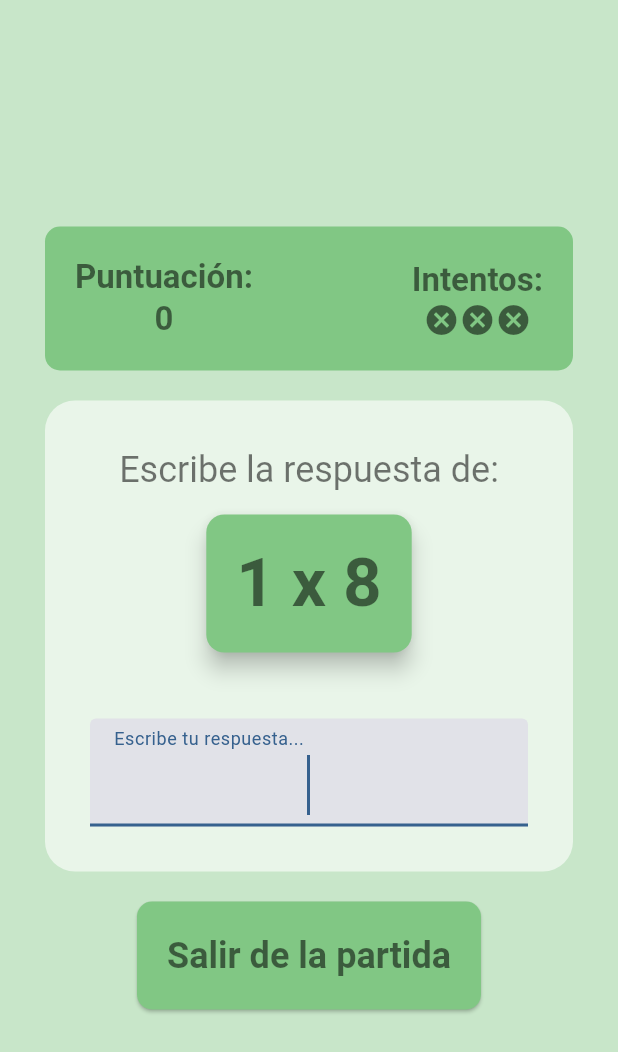
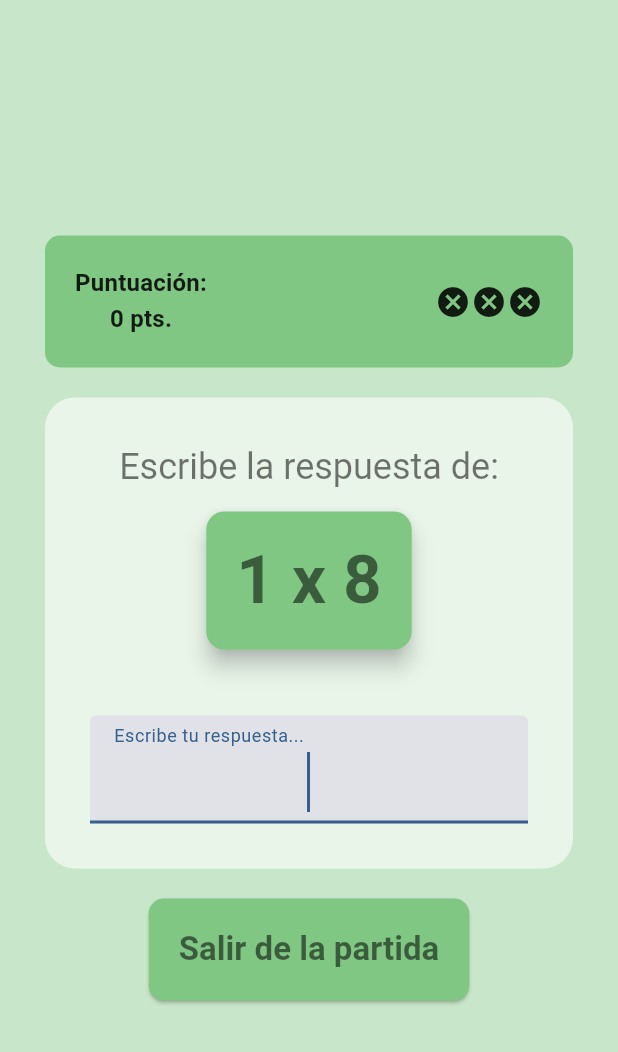
Before and after one commit to MayorTom4815/multipliquendo, a Flutter app: the screen it shows after launch, after a tap on "Facíl", on a phone screen of 412 x 824 dp. Shown: the top 1052 px of the screen. Run offline on Flutter 3.47's test engine with Material 3 defaults, Android fonts, the phone set to English and light mode, and no system bars; our stand-ins replace audioplayers.

Commit message:
1.0.0 :D

```diff
--- a/lib/globals.dart
+++ b/lib/globals.dart
@@ -4,7 +4,6 @@ import 'package:audioplayers/audioplayers.dart';
 import 'dart:math';
 
 enum DIFFICULT { easy, normal, hard }
-String nameProjects = "Multipliquendo";
 DIFFICULT currentDifficult = DIFFICULT.easy;
 int bestScore = 0;
 
@@ -20,6 +19,8 @@ void playSound(String effect) async{
 }
 
 void transitionPager(BuildContext context, page){
+  FocusManager.instance.primaryFocus?.unfocus();
+
   Navigator.push(context, PageRouteBuilder(
     pageBuilder: (context, animation, secondaryAnimation) => page,
 
--- a/lib/views/game.dart
+++ b/lib/views/game.dart
@@ -66,7 +66,7 @@ class _GamePageState extends State<GamePage> {
     }
 
     if (_tries == 0) {
-      bestScore = user > bestScore ? user : bestScore;
+      bestScore = user >= bestScore ? user : bestScore;
       _gameOver();
     }
   }
@@ -175,8 +175,6 @@ class ExitButton extends DifficultButton {
   @override
   void startGame(BuildContext context) {
     super.startGame(context);
-
-    playSound(sfxDict["button_pressed"]!);
     transitionPager(context, MainPage());
   }
 }
@@ -202,9 +200,9 @@ class ScoreContainer extends StatelessWidget {
 
   @override
   Widget build(BuildContext context) {
-    var theme = Theme.of(context).textTheme.titleLarge!.copyWith(
+    var theme = Theme.of(context).textTheme.titleMedium!.copyWith(
       fontWeight: FontWeight.bold,
-      color: Colors.black54,
+      color: Colors.black87,
     );
 
     return Container(
@@ -220,21 +218,16 @@ class ScoreContainer extends StatelessWidget {
           Column(
             children: [
               Text("Puntuación:", style: theme),
-              Text("$score", style: theme),
+              Text("$score pts.", style: theme),
             ],
           ),
 
-          Column(
+          Row(
+            mainAxisAlignment: MainAxisAlignment.center,
+
             children: [
-              Text("Intentos:", style: theme),
-              Row(
-                mainAxisAlignment: MainAxisAlignment.center,
-
-                children: [
-                  for (var i = 0; i < tries; i++)
-                    Icon(Icons.cancel, color: Colors.black54),
-                ],
-              ),
+              for (var i = 0; i < tries; i++)
+                Icon(Icons.cancel, color: Colors.black87),
             ],
           ),
         ],
--- a/lib/views/main_page.dart
+++ b/lib/views/main_page.dart
@@ -12,7 +12,6 @@ class MainPage extends StatelessWidget {
     return Scaffold(
       appBar: AppBar(
         backgroundColor: theme.colorScheme.primary,
-
         leading: Text(""),
 
         title: Text(
--- a/lib/widgets/difficult_button.dart
+++ b/lib/widgets/difficult_button.dart
@@ -85,7 +85,7 @@ class _DifficultButtonState extends State<DifficultButton> {
 
       child: Text(
         widget.text,
-        style: theme.textTheme.headlineSmall!.copyWith(
+        style: theme.textTheme.titleLarge!.copyWith(
           color: Colors.black54,
           fontWeight: FontWeight.bold,
         ),
--- a/lib/widgets/difficult_container.dart
+++ b/lib/widgets/difficult_container.dart
@@ -45,9 +45,8 @@ class DifficultContainer extends StatelessWidget{
           Text(
             description,
             textAlign: TextAlign.justify,
-            style: theme.textTheme.headlineSmall!.copyWith(
+            style: theme.textTheme.titleLarge!.copyWith(
               color: Colors.black54,
-              fontWeight: FontWeight.bold
             ),
           ),
 
--- a/lib/widgets/title.dart
+++ b/lib/widgets/title.dart
@@ -47,7 +47,9 @@ class _MainTitleState extends State<MainTitle> with SingleTickerProviderStateMix
 
         child: Text(
           widget.text,
-          style: theme.textTheme.headlineMedium!.copyWith(
+          textAlign: TextAlign.center,
+
+          style: theme.textTheme.titleLarge!.copyWith(
             color: theme.colorScheme.onPrimary,
             fontWeight: FontWeight.bold
           ),
```
Also changed, not shown: lib/widgets/game_over_dialog.dart (+28 -19 lines), pubspec.yaml (+1 -10 lines), preview/preview.png (added), preview/preview1.png, 2 other files.
